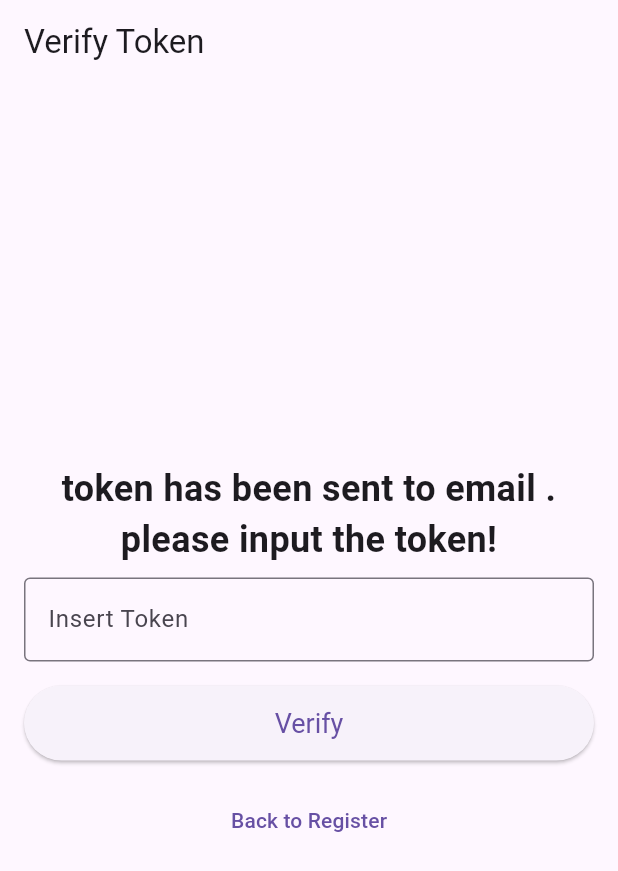
After one commit to clenharta007/flutterlogin, a Flutter app: the VerifyTokenPage screen opened directly, on a phone screen of 412 x 824 dp. The commit adds this screen. Shown: the top 871 px of the screen. Run offline on Flutter 3.47's test engine with Material 3 defaults, Android fonts, the phone set to English and light mode, and no system bars.

Commit message:
adding verify token page

```diff
--- a/lib/endpoint/endpoints.dart
+++ b/lib/endpoint/endpoints.dart
@@ -1,9 +1,10 @@
 class Endpoints {
-  static const String baseUrl = 'http://192.168.1.4:8000';
+  static const String baseUrl = 'http://192.168.1.7:3000';
 
   // Authentication Endpoints
   static const String login = '$baseUrl/api/login';
   static const String register = '$baseUrl/api/register';
+  static const String verify = '$baseUrl/api/verify-otp';
 
   // User Endpoints
   static const String userProfile = '$baseUrl/user/profile';
--- a/lib/login/register.dart
+++ b/lib/login/register.dart
@@ -2,7 +2,7 @@
 
 import 'dart:convert';
 import 'package:bagong/endpoint/endpoints.dart';
-import 'package:bagong/login/login.dart';
+import 'package:bagong/login/verify_token.dart';
 import 'package:bagong/utilities/validator.dart';
 import 'package:flutter/material.dart';
 import 'package:http/http.dart' as http;
@@ -61,9 +61,10 @@ class _RegisterState extends State<RegisterPage>{
         final data = jsonDecode(response.body);
         print(data);
         if (data['success']) {
+        // if (true) {
           Navigator.pushReplacement(
             context,
-            MaterialPageRoute(builder: (context) => LoginObjPage()),
+            MaterialPageRoute(builder: (context) => VerifyTokenPage(email: _emailController.text)),
           );
         } else {
           ScaffoldMessenger.of(context).showSnackBar(
@@ -75,6 +76,10 @@ class _RegisterState extends State<RegisterPage>{
         ScaffoldMessenger.of(context).showSnackBar(
           SnackBar(content: Text('Server error: ${response.statusCode}')),
         );
+        // Navigator.pushReplacement(
+        //   context,
+        //   MaterialPageRoute(builder: (context) => VerifyTokenPage(email: _emailController.text)),
+        // );
       }
     }
     catch(e){
--- /dev/null
+++ b/lib/login/verify_token.dart
@@ -0,0 +1,146 @@
+import 'dart:convert';
+
+import 'package:bagong/endpoint/endpoints.dart';
+import 'package:bagong/login/login.dart';
+import 'package:flutter/material.dart';
+import 'package:http/http.dart' as http;
+
+class VerifyTokenPage extends StatefulWidget{
+  final String? email;
+  const VerifyTokenPage({
+    super.key, this.email
+  });
+
+  @override
+  _VerifyTokenState createState() => _VerifyTokenState();
+
+}
+
+class _VerifyTokenState extends State<VerifyTokenPage>{
+
+  final TextEditingController _tokenController = TextEditingController();
+
+  final _formKey = GlobalKey<FormState>();
+  bool isLoading=true;
+  String emailDP="";
+
+  @override
+  void initState(){
+    super.initState();
+
+    emailDP=widget.email??"";
+
+  }
+
+  void _verifyAPI() async {
+    if (!_formKey.currentState!.validate()) return;
+
+    setState(() {
+      isLoading=true;
+    });
+
+    Object verify = {
+      "email":emailDP,
+      "token":_tokenController.text
+    };
+    print(verify);
+    try{
+      final response = await http.post(
+        Uri.parse(Endpoints.verify),
+        headers: {'Content-Type': 'application/json'},
+        body: jsonEncode(verify)
+      );
+
+      if(!mounted) return;
+      if(response.statusCode == 200) {
+        final data = jsonDecode(response.body);
+
+        if (data['success']) {
+          Navigator.pushReplacement(
+            context,
+            MaterialPageRoute(builder: (context) => LoginObjPage()),
+          );
+        } else {
+          ScaffoldMessenger.of(context).showSnackBar(
+            SnackBar(content: Text(data['message'] ?? 'Register failed')),
+          );
+        }
+      }
+      else{
+        ScaffoldMessenger.of(context).showSnackBar(
+          SnackBar(content: Text('Server error: ${response.statusCode}')),
+        );
+      }
+    }catch(e){
+      ScaffoldMessenger.of(context).showSnackBar(
+        SnackBar(content: Text("Network Error: $e"))
+      );
+    }finally{
+      setState(() {
+        isLoading = false;
+      });
+    }
+
+  }
+
+  void _backRegister(){
+    Navigator.pop(context);
+  }
+
+
+  @override
+  Widget build(BuildContext context) {
+    return Scaffold(
+      appBar: AppBar(
+        title: Text("Verify Token"),
+      ),
+      body: Padding(
+        padding: const EdgeInsets.all(16.0),
+        child:Form(
+          key: _formKey,
+          child: Column(
+            mainAxisAlignment: MainAxisAlignment.center,
+            children: <Widget>[
+              Text(
+                "token has been sent to email $emailDP.\n"
+                "please input the token!",
+                style: TextStyle(
+                  fontSize: 24,
+                  fontWeight: FontWeight.bold
+                ),
+                textAlign: TextAlign.center,
+              ),
+              SizedBox(height: 8),
+
+              TextFormField(
+                controller: _tokenController,
+                decoration: InputDecoration(
+                  labelText: "Insert Token",
+                  border: OutlineInputBorder()
+                ),
+              ),
+              SizedBox(height: 16.0,),
+
+              ElevatedButton(
+                onPressed: _verifyAPI,
+                style: ElevatedButton.styleFrom(
+                  minimumSize: Size(double.infinity,50),
+                  textStyle: TextStyle(fontSize: 18)
+                ),
+                child: Text("Verify")
+              ),
+              SizedBox(height: 16),
+
+              TextButton(
+                onPressed: _backRegister,
+                child: Text('Back to Register'),
+              ),
+            ],
+          ),
+        )
+      ),
+    );
+
+
+  }
+}
```
Also changed, not shown: lib/login/login.dart (+49 -58 lines).
